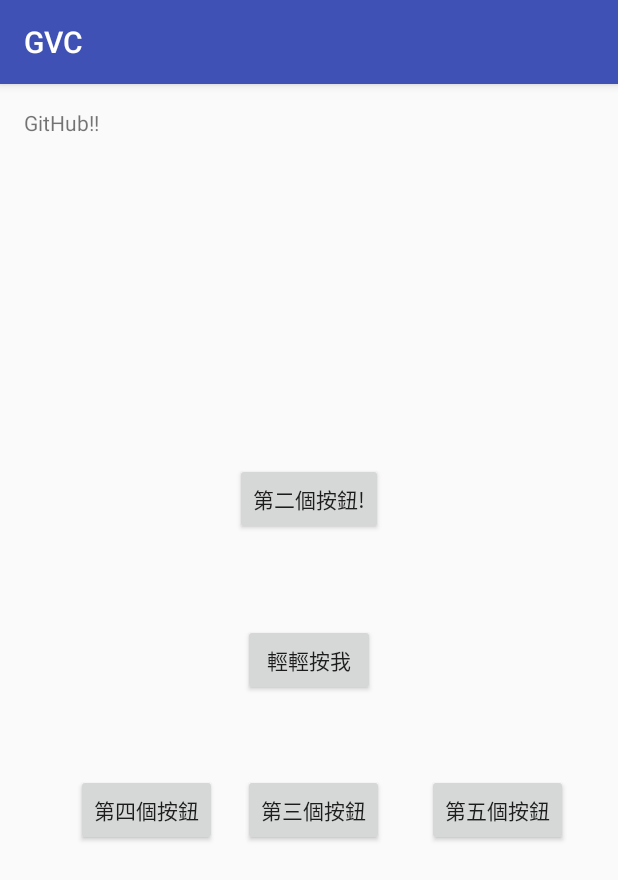
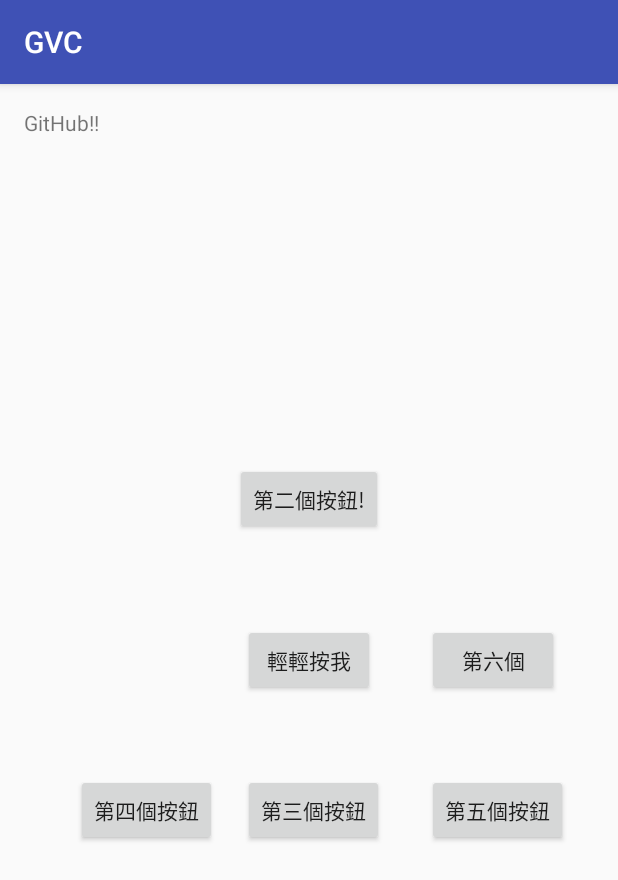
Before and after one commit to java7sparrow7development/SE-GitB-Project, an Android app: the screen it shows after launch (MainActivity), on a phone screen of 412 x 824 dp. Shown: the top 880 px of the screen. Run offline under Robolectric (Android 15) with nearby library versions, the phone set to English and light mode, and no system bars.

Commit message:
Merge remote-tracking branch 'origin/master'

```diff
--- a/app/src/main/res/layout/activity_main.xml
+++ b/app/src/main/res/layout/activity_main.xml
@@ -59,4 +59,12 @@
         android:layout_marginEnd="17dp"
         android:id="@+id/button5" />
 
+    <Button
+        android:text="第六個"
+        android:layout_width="wrap_content"
+        android:layout_height="wrap_content"
+        android:layout_below="@+id/button2"
+        android:layout_alignStart="@+id/button5"
+        android:id="@+id/button6" />
+
 </RelativeLayout>
```
